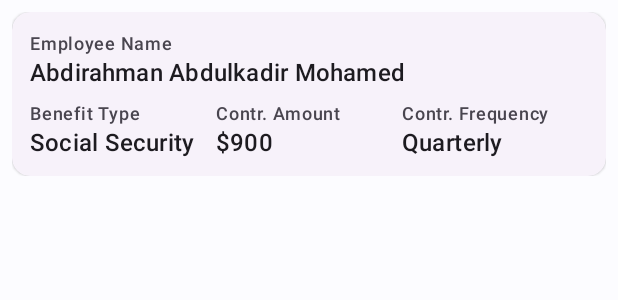
After one commit to moaliyou/ERISM_App, an Android app: the layout list_retirement_benefit_layout.xml on its own in the app's theme, with its tools: preview values and no code run, on a phone screen of 412 x 824 dp. The commit adds this screen. Shown: the top 300 px of the screen. Run offline under Robolectric (Android 15) with nearby library versions, the phone set to English and light mode, and no system bars.

Commit message:
Added list of retirement benefit layout

```diff
--- a/app/src/main/res/layout/list_employee_layout.xml
+++ b/app/src/main/res/layout/list_employee_layout.xml
@@ -1,7 +1,6 @@
 <?xml version="1.0" encoding="utf-8"?>
 <androidx.constraintlayout.widget.ConstraintLayout xmlns:android="http://schemas.android.com/apk/res/android"
     xmlns:app="http://schemas.android.com/apk/res-auto"
-    xmlns:tools="http://schemas.android.com/tools"
     android:layout_width="match_parent"
     android:layout_height="wrap_content"
     android:padding="4dp">
--- /dev/null
+++ b/app/src/main/res/layout/list_retirement_benefit_layout.xml
@@ -0,0 +1,112 @@
+<?xml version="1.0" encoding="utf-8"?>
+<androidx.constraintlayout.widget.ConstraintLayout xmlns:android="http://schemas.android.com/apk/res/android"
+    xmlns:app="http://schemas.android.com/apk/res-auto"
+    xmlns:tools="http://schemas.android.com/tools"
+    android:layout_width="match_parent"
+    android:layout_height="wrap_content"
+    android:padding="8dp">
+
+    <com.google.android.material.card.MaterialCardView
+        android:id="@+id/card"
+        android:layout_width="match_parent"
+        android:layout_height="wrap_content"
+        app:layout_constraintEnd_toEndOf="parent"
+        app:layout_constraintStart_toStartOf="parent"
+        app:layout_constraintTop_toTopOf="parent"
+        style="?attr/materialCardViewElevatedStyle">
+
+        <androidx.constraintlayout.widget.ConstraintLayout
+            android:layout_width="match_parent"
+            android:layout_height="match_parent"
+            android:padding="12dp">
+
+            <TextView
+                android:id="@+id/lb_employee_name"
+                android:layout_width="match_parent"
+                android:layout_height="wrap_content"
+                android:text="Employee Name"
+                android:textAppearance="@style/TextAppearance.Material3.LabelMedium"
+                app:layout_constraintStart_toStartOf="parent"
+                app:layout_constraintTop_toTopOf="parent" />
+
+            <TextView
+                android:id="@+id/tv_employee_name"
+                android:layout_width="match_parent"
+                android:layout_height="wrap_content"
+                android:text="Abdirahman Abdulkadir Mohamed"
+                android:textAppearance="@style/TextAppearance.Material3.TitleMedium"
+                app:layout_constraintStart_toStartOf="@+id/lb_employee_name"
+                app:layout_constraintTop_toBottomOf="@+id/lb_employee_name" />
+
+            <TextView
+                android:id="@+id/lb_benefit_type"
+                android:layout_width="0dp"
+                android:layout_height="wrap_content"
+                android:text="Benefit Type"
+                android:layout_marginTop="8dp"
+                android:textAppearance="@style/TextAppearance.Material3.LabelMedium"
+                app:layout_constraintEnd_toStartOf="@+id/lb_contribution_amount"
+                app:layout_constraintTop_toBottomOf="@id/tv_employee_name"
+                app:layout_constraintHorizontal_bias="0.5"
+                app:layout_constraintStart_toStartOf="parent" />
+
+            <TextView
+                android:id="@+id/lb_contribution_amount"
+                android:layout_width="0dp"
+                android:layout_height="wrap_content"
+                android:text="Contr. Amount"
+                android:textAppearance="@style/TextAppearance.Material3.LabelMedium"
+                app:layout_constraintEnd_toStartOf="@+id/lb_contribution_frequency"
+                app:layout_constraintHorizontal_bias="0.5"
+                app:layout_constraintStart_toEndOf="@+id/lb_benefit_type"
+                app:layout_constraintTop_toTopOf="@id/lb_benefit_type"/>
+
+            <TextView
+                android:id="@+id/lb_contribution_frequency"
+                android:layout_width="0dp"
+                android:layout_height="wrap_content"
+                android:text="Contr. Frequency"
+                android:textAppearance="@style/TextAppearance.Material3.LabelMedium"
+                app:layout_constraintEnd_toEndOf="parent"
+                app:layout_constraintHorizontal_bias="0.5"
+                app:layout_constraintStart_toEndOf="@+id/lb_contribution_amount"
+                app:layout_constraintTop_toTopOf="@id/lb_contribution_amount"/>
+
+            <TextView
+                android:id="@+id/tv_benefit_type"
+                android:layout_width="0dp"
+                android:layout_height="wrap_content"
+                android:text="Social Security"
+                android:textAppearance="@style/TextAppearance.Material3.TitleMedium"
+                app:layout_constraintEnd_toStartOf="@+id/tv_contribution_amount"
+                app:layout_constraintTop_toBottomOf="@id/lb_benefit_type"
+                app:layout_constraintHorizontal_bias="0.5"
+                app:layout_constraintStart_toStartOf="parent" />
+
+            <TextView
+                android:id="@+id/tv_contribution_amount"
+                android:layout_width="0dp"
+                android:layout_height="wrap_content"
+                android:text="$900"
+                android:textAppearance="@style/TextAppearance.Material3.TitleMedium"
+                app:layout_constraintEnd_toStartOf="@+id/tv_contribution_frequency"
+                app:layout_constraintHorizontal_bias="0.5"
+                app:layout_constraintStart_toEndOf="@+id/tv_benefit_type"
+                app:layout_constraintTop_toTopOf="@id/tv_benefit_type"/>
+
+            <TextView
+                android:id="@+id/tv_contribution_frequency"
+                android:layout_width="0dp"
+                android:layout_height="wrap_content"
+                android:text="Quarterly"
+                android:textAppearance="@style/TextAppearance.Material3.TitleMedium"
+                app:layout_constraintEnd_toEndOf="parent"
+                app:layout_constraintHorizontal_bias="0.5"
+                app:layout_constraintStart_toEndOf="@+id/tv_contribution_amount"
+                app:layout_constraintTop_toTopOf="@id/tv_contribution_amount"/>
+
+        </androidx.constraintlayout.widget.ConstraintLayout>
+
+    </com.google.android.material.card.MaterialCardView>
+
+</androidx.constraintlayout.widget.ConstraintLayout>
```
